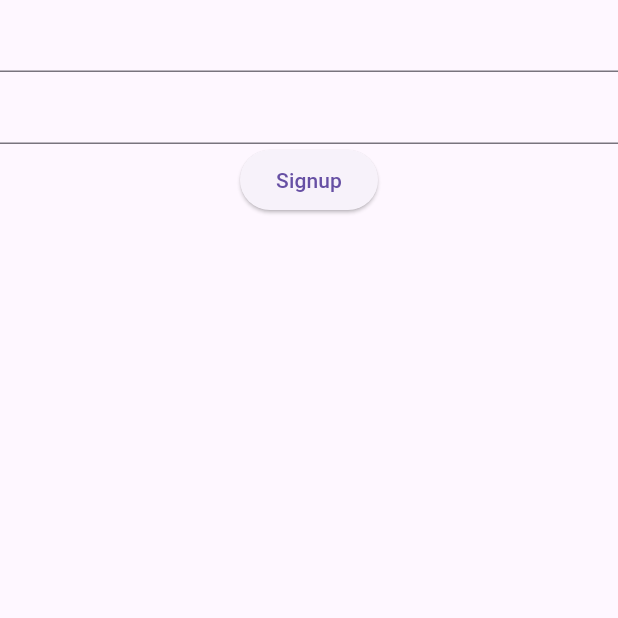
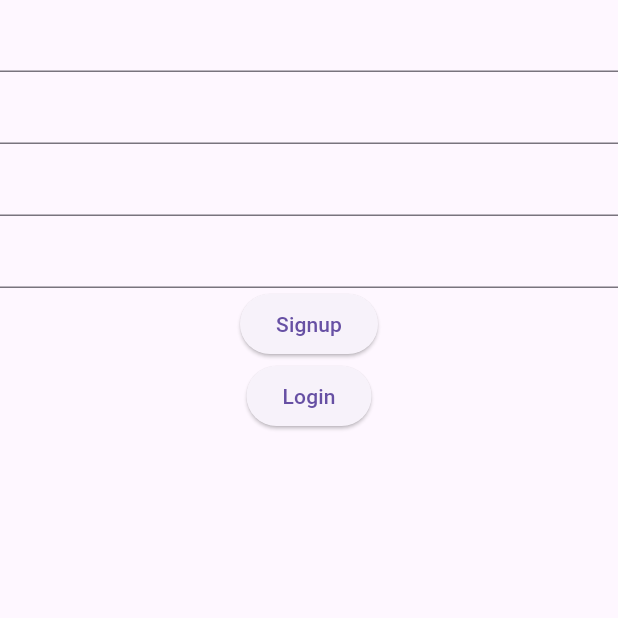
Before and after one commit to mrYasinHamidi/movies, a Flutter app: the screen it shows after launch, on a phone screen of 412 x 824 dp, the top half of it. Run offline on Flutter 3.47's test engine with Material 3 defaults, Android fonts, the phone set to English and light mode, and no system bars; our stand-ins replace bloc, dartz, dio, equatable, freezed_annotation, get and 3 more; accounts and stored records are empty.

Commit message:
signup redesign database

```diff
--- a/lib/common/translator.dart
+++ b/lib/common/translator.dart
@@ -12,9 +12,11 @@ class Translator extends Translations {
   Map<String, Map<String, String>> get keys => {
         'en_US': {
           'signup': 'Signup',
+          'login': 'Login',
         },
         'fa_FA': {
           'signup': 'ثبت نام',
+          'login': 'ورود',
         },
       };
 }
--- a/lib/parts/auth/presentation/manager/signup_controller.dart
+++ b/lib/parts/auth/presentation/manager/signup_controller.dart
@@ -2,13 +2,14 @@ import 'package:flutter/material.dart';
 import 'package:get/get.dart';
 import 'package:movies/common/app_router.dart';
 import 'package:movies/parts/auth/domain/params/signup_param.dart';
-import 'package:movies/parts/auth/domain/use_cases/save_token_use_case.dart';
 import 'package:movies/parts/auth/domain/use_cases/signup_use_case.dart';
 
 class SignupController extends GetxController {
   final _signup = Get.find<SignupUseCase>();
+  final TextEditingController usernameController = TextEditingController();
   final TextEditingController emailController = TextEditingController();
   final TextEditingController passwordController = TextEditingController();
+  final TextEditingController passwordConfirmController = TextEditingController();
 
   void submit() async {
     final res = await _signup.call(
@@ -20,8 +21,12 @@ class SignupController extends GetxController {
     res.fold(
       (l) {},
       (r) {
-        Get.off(RoutesName.login);
+        Get.offNamed(RoutesName.login);
       },
     );
   }
+
+  void openLoginPage() async {
+    Get.offNamed(RoutesName.login);
+  }
 }
--- a/lib/parts/auth/presentation/pages/signup/signup_page.dart
+++ b/lib/parts/auth/presentation/pages/signup/signup_page.dart
@@ -11,14 +11,24 @@ class SignupPage extends GetView<SignupController> {
       body: Column(
         children: [
           TextFormField(
-            controller: controller.emailController,
+            controller: controller.usernameController,
           ),
           TextFormField(
             controller: controller.passwordController,
           ),
+          TextFormField(
+            controller: controller.passwordController,
+          ),
+          TextFormField(
+            controller: controller.emailController,
+          ),
           ElevatedButton(
             onPressed: controller.submit,
             child: Text('signup'.tr),
+          ),
+          ElevatedButton(
+            onPressed: controller.openLoginPage,
+            child: Text('login'.tr),
           ),
         ],
       ),
```
